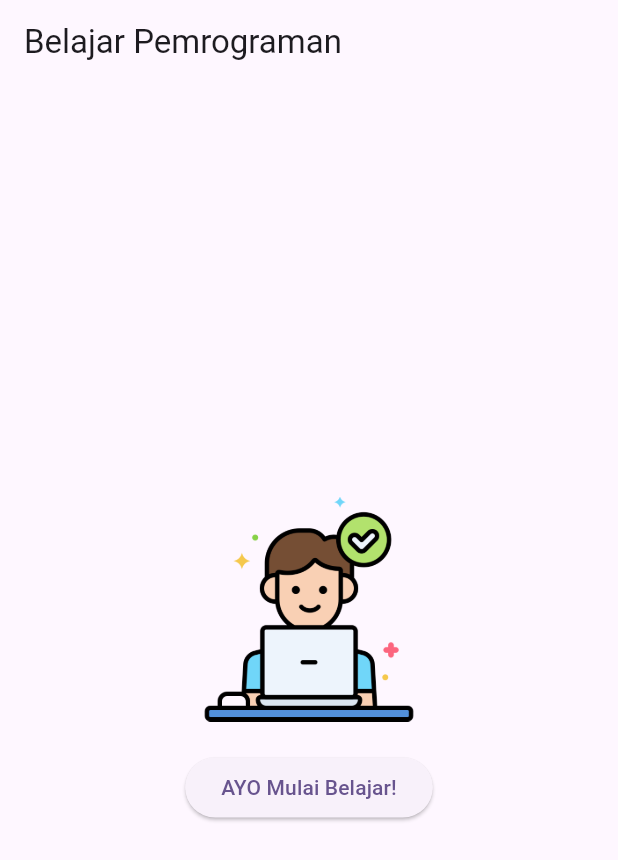
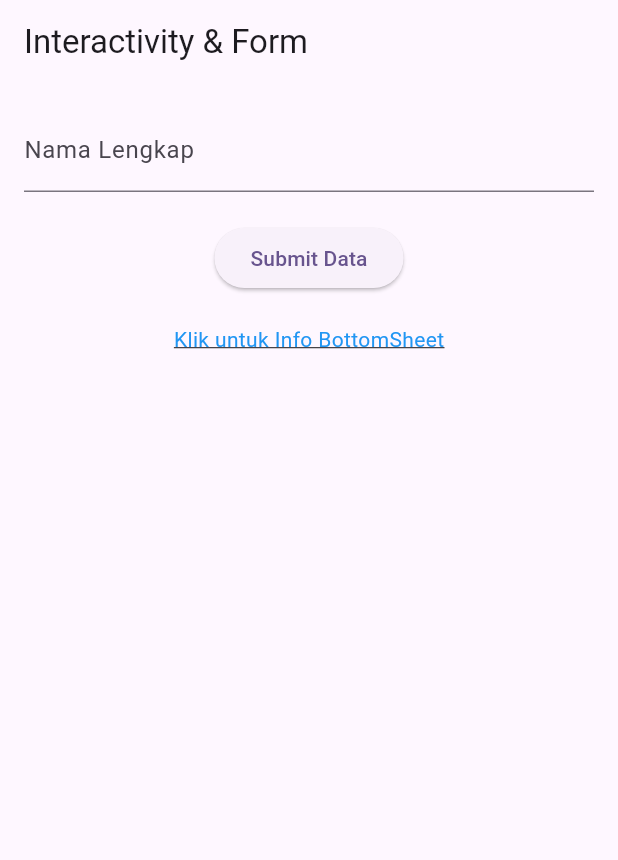
Before and after one commit to nawuraa/prak-mobilelanjut-2417051005, a Flutter app: the screen it shows after launch, on a phone screen of 412 x 824 dp. Shown: the top 860 px of the screen. Run offline on Flutter 3.47's test engine with Material 3 defaults, Android fonts, the phone set to English and light mode, and no system bars.

Commit message:
Membuat form Interaktif pertemuan 4

```diff
--- /dev/null
+++ b/lib/form_widget.dart
@@ -0,0 +1,84 @@
+import 'package:flutter/material.dart';
+
+class FormWidget extends StatefulWidget {
+  const FormWidget({super.key});
+
+  @override
+  State<FormWidget> createState() => _FormWidgetState();
+}
+
+class _FormWidgetState extends State<FormWidget> {
+  final _formKey = GlobalKey<FormState>();
+  final TextEditingController _namaController = TextEditingController();
+
+  @override
+  void dispose() {
+    _namaController.dispose(); // Membersihkan controller dari memori
+    super.dispose();
+  }
+
+  @override
+  Widget build(BuildContext context) {
+    return Scaffold(
+      appBar: AppBar(title: const Text('Interactivity & Form')),
+      body: Padding(
+        padding: const EdgeInsets.all(16.0),
+        child: Form(
+          key: _formKey,
+          child: Column(
+            children: [
+              TextFormField(
+                controller: _namaController,
+                decoration: const InputDecoration(labelText: 'Nama Lengkap'),
+                validator: (value) =>
+                    (value == null || value.isEmpty) ? 'Nama tidak boleh kosong' : null,
+              ),
+              const SizedBox(height: 20),
+
+              ElevatedButton(
+                onPressed: () {
+                  if (_formKey.currentState!.validate()) {
+                    showDialog(
+                      context: context,
+                      builder: (context) => AlertDialog(
+                        title: const Text('Sukses'),
+                        content: Text('Nama Anda: ${_namaController.text}!'),
+                        actions: [
+                          TextButton(
+                            onPressed: () => Navigator.pop(context),
+                            child: const Text('OK'),
+                          ),
+                        ],
+                      ),
+                    ); // Perbaikan sintaks penutup showDialog
+                  }
+                },
+                child: const Text('Submit Data'),
+              ),
+              const SizedBox(height: 20),
+
+              GestureDetector(
+                onTap: () {
+                  showModalBottomSheet(
+                    context: context,
+                    builder: (context) => const Padding(
+                      padding: EdgeInsets.all(20),
+                      child: Text('Ini Bottom Sheet dari GestureDetector!'),
+                    ),
+                  );
+                },
+                child: const Text(
+                  'Klik untuk Info BottomSheet',
+                  style: TextStyle(
+                    color: Colors.blue,
+                    decoration: TextDecoration.underline,
+                  ),
+                ),
+              ),
+            ],
+          ),
+        ),
+      ),
+    );
+  }
+}
--- a/lib/main.dart
+++ b/lib/main.dart
@@ -1,7 +1,8 @@
-import 'package:flutter/material.dart';
+import 'package:flutter/material.dart'; // Catatan: baris 1 tertutup di layar, tambahkan jika belum ada
 import 'column_widget.dart';
 import 'row_widget.dart';
 import 'first_widget.dart';
+import 'form_widget.dart';
 
 void main() {
   runApp(const MyApp());
@@ -15,12 +16,10 @@
     return MaterialApp(
       title: 'Praktikum Mobile Lanjut',
       theme: ThemeData(
-        colorScheme: ColorScheme.fromSeed(
-          seedColor: Colors.deepPurple,
-        ), // ColorScheme.fromSeed
+        colorScheme: ColorScheme.fromSeed(seedColor: Colors.deepPurple),
         useMaterial3: true,
-      ), // ThemeData
-      home: const FirstWidget(),
-    ); // MaterialApp
+      ),
+      home: const FormWidget(),
+    );
   }
 }
```
